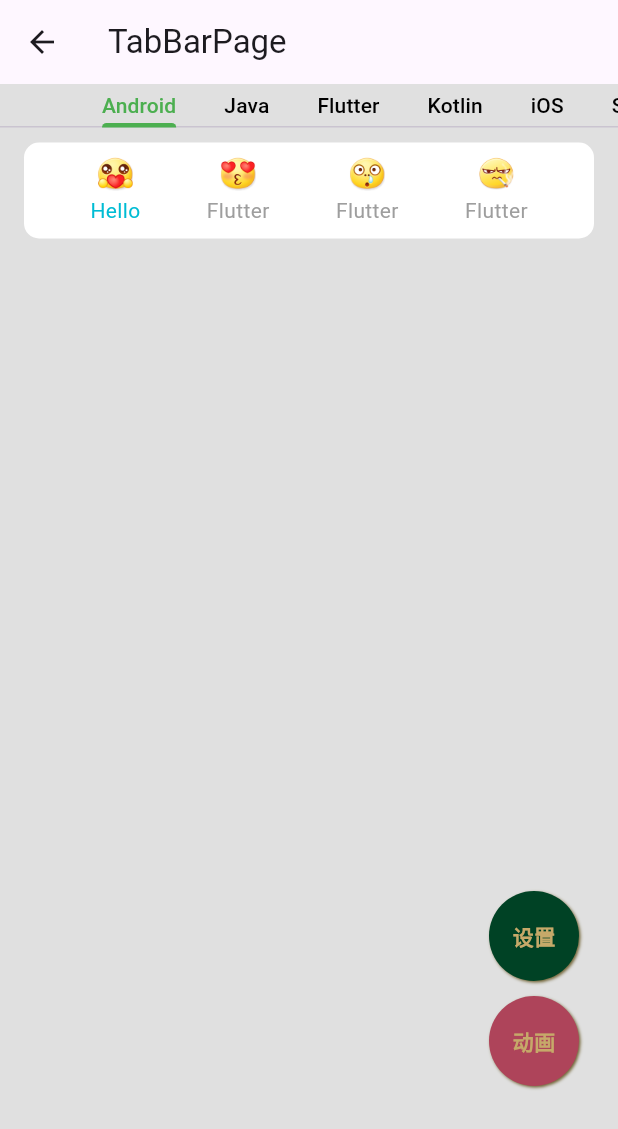
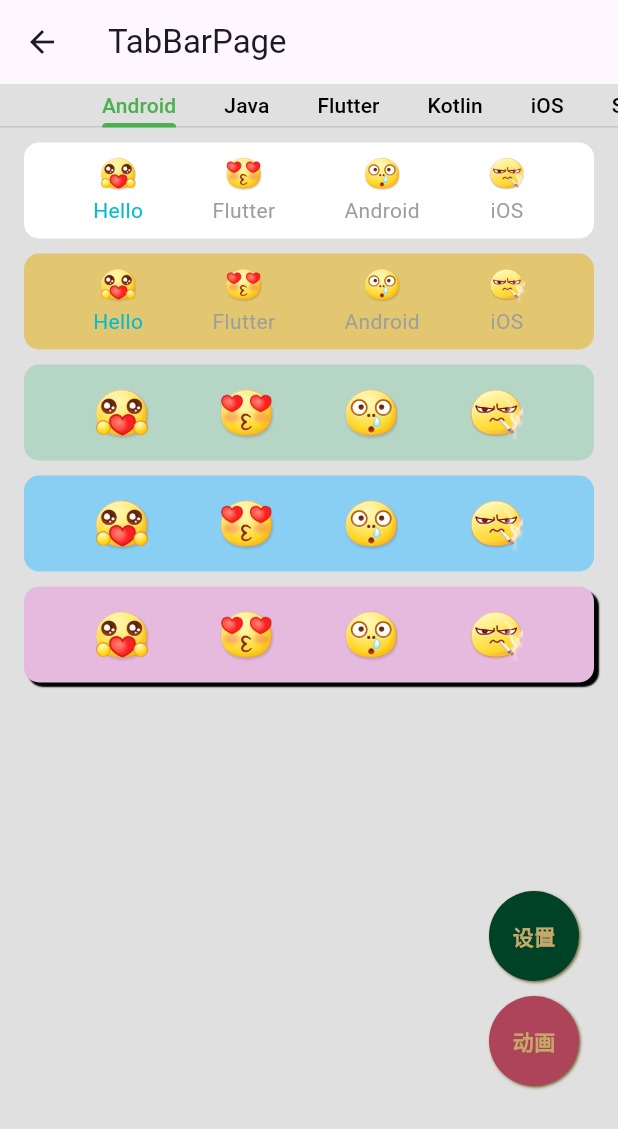
Before and after one commit to student9128/FlutterStudy, a Flutter app: the TabBarPage screen opened by its route, on a phone screen of 412 x 824 dp. Shown: the top 1129 px of the screen. Run offline on Flutter 3.47's test engine with Material 3 defaults, Android fonts, the phone set to English and light mode, and no system bars; our stand-ins replace fluro, permission_handler; missing offline and left inert: amap_flutter_base, amap_flutter_location, amap_flutter_map, dart:ffi, flutter_baidu_mapapi_base, flutter_baidu_mapapi_map and 1 more.

Commit message:
add:tab_bar_page添加新的效果

```diff
--- a/lib/basic/material_components/tab_bar_page.dart
+++ b/lib/basic/material_components/tab_bar_page.dart
@@ -51,14 +51,14 @@ class _TabBarPageState extends State<TabBarPage> with TickerProviderStateMixin {
     },
     {
       'icon': 'emoji3',
-      'title': 'Flutter',
+      'title': 'Android',
       'checked': false,
       'enableAnim': false,
       'curve': Curves.easeInCirc
     },
     {
       'icon': 'emoji4',
-      'title': 'Flutter',
+      'title': 'iOS',
       'checked': false,
       'enableAnim': false,
       'curve': Curves.easeInCirc
@@ -236,112 +236,164 @@ class _TabBarPageState extends State<TabBarPage> with TickerProviderStateMixin {
                               });
                         }).toList(),
                       ),
-                    )
-                    // Container(
-                    //   height: 400,
-                    //   child: NotificationListener<ScrollNotification>(
-                    //     onNotification: (ScrollNotification notification) {
-                    //       var maxScrollExtent = notification.metrics.maxScrollExtent;
-                    //       var pixels = notification.metrics.pixels;
-                    //       var depth = notification.depth;
-                    //       debugPrint(
-                    //           'outer======depth=======$depth,pixels=$pixels,maxScrollExtent=$maxScrollExtent,'
-                    //               'OverscrollNotification=${notification is OverscrollNotification},\n'
-                    //               'ScrollEndNotification=${notification is ScrollEndNotification},\n'
-                    //               'UserScrollNotification=${notification is UserScrollNotification},\n'
-                    //               'ScrollUpdateNotification=${notification is ScrollUpdateNotification},\n'
-                    //               'ScrollStartNotification=${notification is ScrollStartNotification}');
-                    //
-                    //       if (notification is ScrollStartNotification) {
-                    //         dragStartDetails = notification.dragDetails;
-                    //       }
-                    //
-                    //       // if (notification is OverscrollNotification) {
-                    //       //   if (_drag == null && dragStartDetails != null) {
-                    //       //     ScrollPositionWithSingleContext a = _pageController.position
-                    //       //         as ScrollPositionWithSingleContext;
-                    //       //     _drag = a.drag(dragStartDetails!, () {
-                    //       //       _drag = null;
-                    //       //     }) as ScrollDragController;
-                    //       //   }
-                    //       //   if (notification.dragDetails != null) {
-                    //       //     _drag?.update(notification.dragDetails!);
-                    //       //   }
-                    //       // }
-                    //       // if (notification is ScrollUpdateNotification) {
-                    //       //   return false;
-                    //       // }
-                    //       // if (notification is ScrollEndNotification) {
-                    //       //   // dragStartDetails = null;
-                    //       //   if (notification.dragDetails != null) {
-                    //       //     _drag?.end(notification.dragDetails!);
-                    //       //   }
-                    //       // }
-                    //       //
-                    //       // if (notification is UserScrollNotification) {
-                    //       //   debugPrint("direction========${notification.direction}");
-                    //       //   switch (notification.direction) {
-                    //       //     case ScrollDirection.forward:
-                    //       //       debugPrint("forward,${notification.metrics}");
-                    //       //       _drag?.update(DragUpdateDetails(globalPosition: Offset(notification.metrics.maxScrollExtent, 0)));
-                    //       //       break;
-                    //       //     case ScrollDirection.idle:
-                    //       //       _drag?.cancel();
-                    //       //       break;
-                    //       //     case ScrollDirection.reverse:
-                    //       //       debugPrint("reverse");
-                    //       //       break;
-                    //       //   }
-                    //       // }
-                    //       // return false;
-                    //       return true;
-                    //     },
-                    //     child: PageView(
-                    //         controller: _pageController,
-                    //         onPageChanged: (index) {
-                    //           setState(() {
-                    //             currentIndex = index;
-                    //           });
-                    //           _tabController.animateTo(index);
-                    //         },
-                    //         children: _tabList
-                    //             .map((String e) => e == 'Java'
-                    //                 ? Center(
-                    //                     child: Column(
-                    //                     children: [
-                    //                       TabBar(
-                    //                         tabs: _tabList.map((e) => Text(e)).toList(),
-                    //                         controller: _subTabController,
-                    //                         indicatorColor: Colors.blue,
-                    //                         indicatorSize: TabBarIndicatorSize.label,
-                    //                         isScrollable: true,
-                    //                         labelColor: Colors.lightGreenAccent,
-                    //                         unselectedLabelColor: Colors.black,
-                    //                         indicatorWeight: 1.0,
-                    //                         labelStyle: TextStyle(height: 2),
-                    //                         onTap: (index) {
-                    //                           _subPageController.jumpToPage(index);
-                    //                         },
-                    //                       ),
-                    //                       Expanded(
-                    //                         child: PageView(
-                    //                           controller: _subPageController,
-                    //                           children: _tabList
-                    //                               .map((e) => Center(
-                    //                                     child: Text(e),
-                    //                                   ))
-                    //                               .toList(),
-                    //                           onPageChanged: (index) {
-                    //                             _subTabController.animateTo(index);
-                    //                           },
-                    //                         ),
-                    //                       ),
-                    //                     ],
-                    //                   ))
-                    //                 : Center(child: Text(e)))
-                    //             .toList()),
-                    //   ),
-                    // )
+                    ),
+                    Container(
+                      width: sw - 32,
+                      height: _tabHeight,
+                      margin: EdgeInsets.only(top: 10),
+                      decoration: BoxDecoration(
+                          color: Color(0xffE3C770),
+                          borderRadius:
+                              BorderRadius.circular(_currentBottomTabRadius)),
+                      child: Row(
+                        mainAxisAlignment: MainAxisAlignment.spaceEvenly,
+                        children: _bottomTabList.map((e) {
+                          return CustomBottomTab(
+                              iconName: e['icon'],
+                              title: e['title'],
+                              isChecked: e['checked'],
+                              // enableAnim: e['enableAnim'],
+                              curve: e['curve'],
+                              onTap: () {
+                                var index = _bottomTabList.indexOf(e);
+                                for (int i = 0;
+                                    i < _bottomTabList.length;
+                                    i++) {
+                                  if (index == i) {
+                                    setState(() {
+                                      _bottomTabList[i]['checked'] = true;
+                                      _bottomTabList[i]['enableAnim'] = true;
+                                    });
+                                  } else {
+                                    setState(() {
+                                      _bottomTabList[i]['checked'] = false;
+                                      _bottomTabList[i]['enableAnim'] = false;
+                                    });
+                                  }
+                                }
+                              });
+                        }).toList(),
+                      ),
+                    ),
+                    Container(
+                      width: sw - 32,
+                      height: _tabHeight,
+                      margin: EdgeInsets.only(top: 10),
+                      decoration: BoxDecoration(
+                          color: Color(0xffB5D5C5),
+                          borderRadius:
+                              BorderRadius.circular(_currentBottomTabRadius)),
+                      child: Row(
+                        mainAxisAlignment: MainAxisAlignment.spaceEvenly,
+                        children: _bottomTabList.map((e) {
+                          return CustomBottomTab(
+                              iconName: e['icon'],
+                              iconSize: 36,
+                              // title: e['title'],
+                              isChecked: e['checked'],
+                              enableAnim: e['enableAnim'],
+                              curve: e['curve'],
+                              onTap: () {
+                                var index = _bottomTabList.indexOf(e);
+                                for (int i = 0;
+                                    i < _bottomTabList.length;
+                                    i++) {
+                                  if (index == i) {
+                                    setState(() {
+                                      _bottomTabList[i]['checked'] = true;
+                                      _bottomTabList[i]['enableAnim'] = true;
+                                    });
+                                  } else {
+                                    setState(() {
+                                      _bottomTabList[i]['checked'] = false;
+                                      _bottomTabList[i]['enableAnim'] = false;
+                                    });
+                                  }
+                                }
+                              });
+                        }).toList(),
+                      ),
+                    ),
+                    Container(
+                      width: sw - 32,
+                      height: _tabHeight,
+                      margin: EdgeInsets.only(top: 10),
+                      decoration: BoxDecoration(
+                          color: Color(0xff89CFF3),
+                          borderRadius:
+                              BorderRadius.circular(_currentBottomTabRadius)),
+                      child: Row(
+                        mainAxisAlignment: MainAxisAlignment.spaceEvenly,
+                        children: _bottomTabList.map((e) {
+                          return CustomBottomTab(
+                              iconName: e['icon'],
+                              iconSize: 36,
+                              // title: e['title'],
+                              isChecked: e['checked'],
+                              enableAnim: e['enableAnim'],
+                              showCustomSelectedIcon: true,
+                              curve: e['curve'],
+                              onTap: () {
+                                var index = _bottomTabList.indexOf(e);
+                                for (int i = 0;
+                                    i < _bottomTabList.length;
+                                    i++) {
+                                  if (index == i) {
+                                    setState(() {
+                                      _bottomTabList[i]['checked'] = true;
+                                      _bottomTabList[i]['enableAnim'] = true;
+                                    });
+                                  } else {
+                                    setState(() {
+                                      _bottomTabList[i]['checked'] = false;
+                                      _bottomTabList[i]['enableAnim'] = false;
+                                    });
+                                  }
+                                }
+                              });
+                        }).toList(),
+                      ),
+                    ),
+                    Container(
+                      width: sw - 32,
+                      height: _tabHeight,
+                      margin: EdgeInsets.only(top: 10),
+                      decoration: BoxDecoration(
+                          color: Color(0xffE6B9DE),
+                          borderRadius:
+                              BorderRadius.circular(_currentBottomTabRadius),boxShadow: [BoxShadow(offset:Offset(3,3),color: Colors.black,blurRadius: 0.1)]),
+                      child: Row(
+                        mainAxisAlignment: MainAxisAlignment.spaceEvenly,
+                        children: _bottomTabList.map((e) {
+                          return CustomBottomTab(
+                              iconName: e['icon'],
+                              iconSize: 36,
+                              // title: e['title'],
+                              isChecked: e['checked'],
+                              enableAnim: e['enableAnim'],
+                              showCustomSelectedIcon: true,
+                              curve: e['curve'],
+                              onTap: () {
+                                var index = _bottomTabList.indexOf(e);
+                                for (int i = 0;
+                                    i < _bottomTabList.length;
+                                    i++) {
+                                  if (index == i) {
+                                    setState(() {
+                                      _bottomTabList[i]['checked'] = true;
+                                      _bottomTabList[i]['enableAnim'] = true;
+                                    });
+                                  } else {
+                                    setState(() {
+                                      _bottomTabList[i]['checked'] = false;
+                                      _bottomTabList[i]['enableAnim'] = false;
+                                    });
+                                  }
+                                }
+                              });
+                        }).toList(),
+                      ),
+                    ),
                   ],
                 ),
               ),
@@ -608,14 +660,18 @@ class CustomBottomTab extends StatefulWidget {
       this.title = '',
       this.isChecked = false,
       this.enableAnim = false,
+      this.showCustomSelectedIcon = false,
       this.curve,
+      this.iconSize,
       this.onTap})
       : super(key: key);
   final String iconName;
   final String title;
   final bool isChecked;
   final bool enableAnim;
+  final bool showCustomSelectedIcon;
   final Curve? curve;
+  final double? iconSize;
   Function? onTap;
 
   @override
@@ -659,11 +715,13 @@ class _CustomBottomTabState extends State<CustomBottomTab>
   void didUpdateWidget(covariant CustomBottomTab oldWidget) {
     super.didUpdateWidget(oldWidget);
     if (widget.enableAnim != oldWidget.enableAnim && widget.enableAnim) {
-      debugPrint('curevie====${widget.curve}');
       _animation = Tween(begin: 1.0, end: 1.2).animate(CurvedAnimation(
           parent: _animationController,
           curve: widget.curve ?? Curves.easeInCirc));
       _animationController.forward();
+    } else {
+      _count = 0;
+      _animationController.stop();
     }
   }
 
@@ -689,9 +747,12 @@ class _CustomBottomTabState extends State<CustomBottomTab>
                 return Transform.scale(
                   scale: _animation.value,
                   child: Image.asset(
-                    AssetUtils.getAssetImagePNG(widget.iconName),
-                    width: 24,
-                    height: 24,
+                    AssetUtils.getAssetImagePNG(
+                        widget.showCustomSelectedIcon && widget.enableAnim
+                            ? 'emoji16'
+                            : widget.iconName),
+                    width: widget.iconSize ?? 24,
+                    height: widget.iconSize ?? 24,
                   ),
                 );
               }),
```
Also changed, not shown: assets/images/emoji16.png (added).
